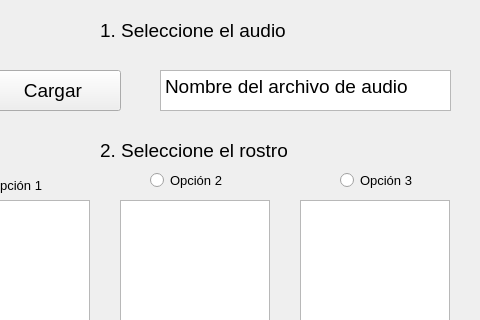
First picture: the form in Experimentos/Experimentos.ui, repository AnssetRG/SimpleApp_AudiGest, before the edit; both pictures show x 90 to 570 and y 0 to 320 of the 570 by 421 pixel window.
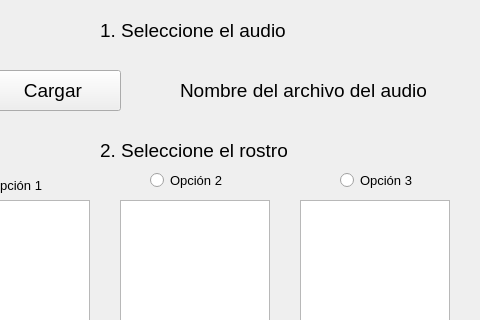
Second picture: the form after the edit.

Patch:
```diff
--- a/Experimentos/Experimentos.ui
+++ b/Experimentos/Experimentos.ui
@@ -37,28 +37,6 @@
     <string>Procesar</string>
    </property>
   </widget>
-  <widget class="QTextBrowser" name="caja_texto1">
-   <property name="geometry">
-    <rect>
-     <x>250</x>
-     <y>70</y>
-     <width>291</width>
-     <height>41</height>
-    </rect>
-   </property>
-   <property name="font">
-    <font>
-     <pointsize>12</pointsize>
-    </font>
-   </property>
-   <property name="html">
-    <string>&lt;!DOCTYPE HTML PUBLIC &quot;-//W3C//DTD HTML 4.0//EN&quot; &quot;http://www.w3.org/TR/REC-html40/strict.dtd&quot;&gt;
-&lt;html&gt;&lt;head&gt;&lt;meta name=&quot;qrichtext&quot; content=&quot;1&quot; /&gt;&lt;style type=&quot;text/css&quot;&gt;
-p, li { white-space: pre-wrap; }
-&lt;/style&gt;&lt;/head&gt;&lt;body style=&quot; font-family:'MS Shell Dlg 2'; font-size:12pt; font-weight:400; font-style:normal;&quot;&gt;
-&lt;p style=&quot; margin-top:0px; margin-bottom:0px; margin-left:0px; margin-right:0px; -qt-block-indent:0; text-indent:0px;&quot;&gt;&lt;span style=&quot; font-size:14pt;&quot;&gt;Nombre del archivo de audio&lt;/span&gt;&lt;/p&gt;&lt;/body&gt;&lt;/html&gt;</string>
-   </property>
-  </widget>
   <widget class="QLabel" name="lbl_texto1">
    <property name="geometry">
     <rect>
@@ -215,6 +193,24 @@
     <string>Cargar </string>
    </property>
   </widget>
+  <widget class="QLabel" name="label">
+   <property name="geometry">
+    <rect>
+     <x>270</x>
+     <y>70</y>
+     <width>261</width>
+     <height>41</height>
+    </rect>
+   </property>
+   <property name="font">
+    <font>
+     <pointsize>14</pointsize>
+    </font>
+   </property>
+   <property name="text">
+    <string>Nombre del archivo del audio</string>
+   </property>
+  </widget>
  </widget>
  <resources/>
  <connections/>
```
